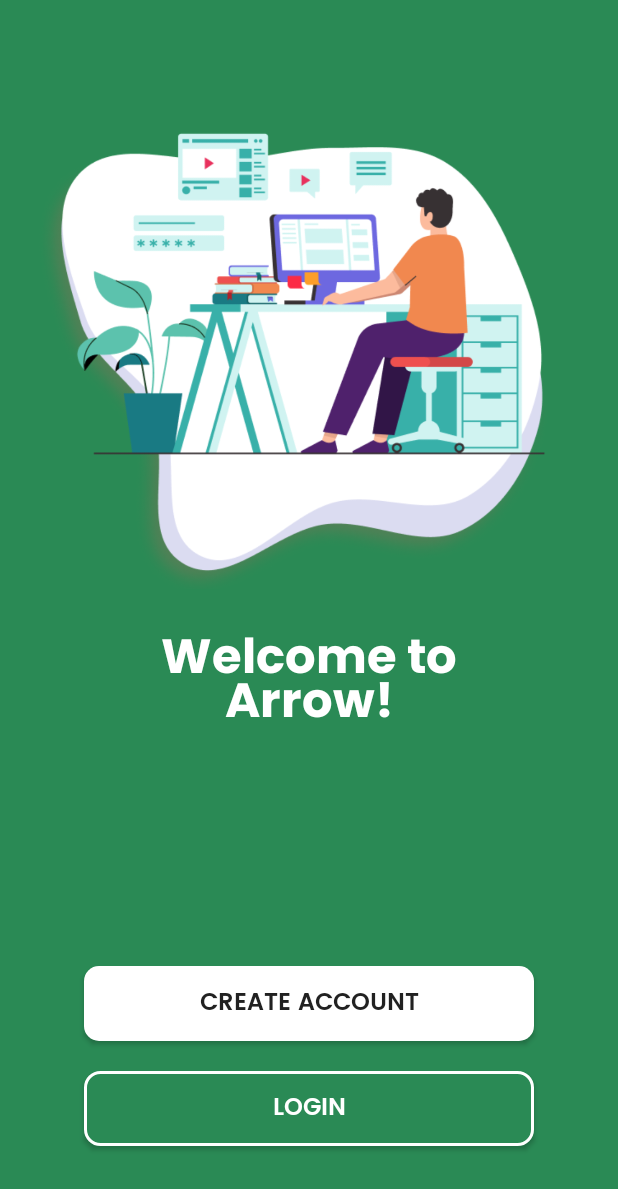
After one commit to camarillobryanb/Arrow_MOBDEVE, an Android app: the LoginActivity screen opened directly, with no data from a screen before it, on a phone screen of 412 x 824 dp. The commit adds this screen. Shown: the top 1189 px of the screen. Run offline under Robolectric (Android 15) with nearby library versions, the phone set to English and light mode, and no system bars.

Commit message:
login view

```diff
--- a/app/src/main/AndroidManifest.xml
+++ b/app/src/main/AndroidManifest.xml
@@ -9,6 +9,7 @@
         android:roundIcon="@mipmap/ic_launcher_round"
         android:supportsRtl="true"
         android:theme="@style/Theme.Arrow">
+        <activity android:name=".LoginActivity"></activity>
         <activity android:name=".MainActivity">
             <intent-filter>
                 <action android:name="android.intent.action.MAIN" />
@@ -16,6 +17,7 @@
                 <category android:name="android.intent.category.LAUNCHER" />
             </intent-filter>
         </activity>
+
         <meta-data
             android:name="preloaded_fonts"
             android:resource="@array/preloaded_fonts" />
--- /dev/null
+++ b/app/src/main/java/com/example/arrow/LoginActivity.java
@@ -0,0 +1,14 @@
+package com.example.arrow;
+
+import androidx.appcompat.app.AppCompatActivity;
+
+import android.os.Bundle;
+
+public class LoginActivity extends AppCompatActivity {
+
+    @Override
+    protected void onCreate(Bundle savedInstanceState) {
+        super.onCreate(savedInstanceState);
+        setContentView(R.layout.activity_login);
+    }
+}
--- a/app/src/main/java/com/example/arrow/MainActivity.java
+++ b/app/src/main/java/com/example/arrow/MainActivity.java
@@ -20,6 +20,6 @@ public class MainActivity extends AppCompatActivity {
 
     private void initComponents() {
         this.tvContinue = findViewById(R.id.btn_continue);
-        this.tvContinue.setOnClickListener(v -> setContentView(R.layout.activity_main2));
+
     }
 }
--- /dev/null
+++ b/app/src/main/res/drawable/createaccount_button.xml
@@ -0,0 +1,6 @@
+<?xml version="1.0" encoding="utf-8"?>
+<shape xmlns:android="http://schemas.android.com/apk/res/android">
+    android:shape="rectangle">
+    <solid android:color="@color/white"/>
+    <corners android:radius="10dp"/>
+</shape>
--- /dev/null
+++ b/app/src/main/res/drawable/login_button.xml
@@ -0,0 +1,7 @@
+<?xml version="1.0" encoding="utf-8"?>
+<shape xmlns:android="http://schemas.android.com/apk/res/android"
+    android:shape="rectangle">
+    <solid android:color="@color/green"/>
+    <stroke android:width="2dp" android:color="@color/white"/>
+    <corners android:radius="10dp"/>
+</shape>
--- /dev/null
+++ b/app/src/main/res/font/poppins_bold.xml
@@ -0,0 +1,7 @@
+<?xml version="1.0" encoding="utf-8"?>
+<font-family xmlns:app="http://schemas.android.com/apk/res-auto"
+        app:fontProviderAuthority="com.google.android.gms.fonts"
+        app:fontProviderPackage="com.google.android.gms"
+        app:fontProviderQuery="name=Poppins&amp;weight=700"
+        app:fontProviderCerts="@array/com_google_android_gms_fonts_certs">
+</font-family>
--- /dev/null
+++ b/app/src/main/res/layout/activity_login.xml
@@ -0,0 +1,65 @@
+<?xml version="1.0" encoding="utf-8"?>
+<androidx.constraintlayout.widget.ConstraintLayout xmlns:android="http://schemas.android.com/apk/res/android"
+    xmlns:app="http://schemas.android.com/apk/res-auto"
+    xmlns:tools="http://schemas.android.com/tools"
+    android:layout_width="match_parent"
+    android:layout_height="match_parent"
+    android:background="@color/green"
+    tools:context=".LoginActivity">
+
+    <ImageView
+        android:id="@+id/imageView"
+        android:layout_width="wrap_content"
+        android:layout_height="wrap_content"
+        android:layout_marginTop="80dp"
+        android:adjustViewBounds="true"
+        app:layout_constraintEnd_toEndOf="parent"
+        app:layout_constraintHorizontal_bias="0.0"
+        app:layout_constraintStart_toStartOf="parent"
+        app:layout_constraintTop_toTopOf="parent"
+        app:srcCompat="@drawable/login" />
+
+    <TextView
+        android:id="@+id/textView"
+        android:layout_width="wrap_content"
+        android:layout_height="wrap_content"
+        android:layout_marginTop="20dp"
+        android:fontFamily="@font/poppins_bold"
+        android:text="Welcome to\nArrow!"
+        android:textAlignment="center"
+        android:textColor="#FFFFFF"
+        android:textSize="32sp"
+        android:letterSpacing="-0.0"
+        android:lineSpacingExtra="-15dp"
+        app:layout_constraintEnd_toEndOf="parent"
+        app:layout_constraintStart_toStartOf="parent"
+        app:layout_constraintTop_toBottomOf="@+id/imageView" />
+
+    <Button
+        android:id="@+id/button"
+        android:layout_width="300dp"
+        android:layout_height="50dp"
+        android:layout_marginBottom="20dp"
+        android:background="@drawable/createaccount_button"
+        android:fontFamily="@font/poppins_semibold"
+        android:text="Create Account"
+        android:textSize="16sp"
+        app:layout_constraintBottom_toTopOf="@+id/button2"
+        app:layout_constraintEnd_toEndOf="parent"
+        app:layout_constraintStart_toStartOf="parent" />
+
+    <Button
+        android:id="@+id/button2"
+        android:layout_width="300dp"
+        android:layout_height="50dp"
+        android:layout_marginBottom="60dp"
+        android:background="@drawable/login_button"
+        android:fontFamily="@font/poppins_semibold"
+        android:text="LOGIN"
+        android:textColor="#FFFFFF"
+        android:textSize="16sp"
+        app:layout_constraintBottom_toBottomOf="parent"
+        app:layout_constraintEnd_toEndOf="parent"
+        app:layout_constraintHorizontal_bias="0.498"
+        app:layout_constraintStart_toStartOf="parent" />
+</androidx.constraintlayout.widget.ConstraintLayout>
--- a/app/src/main/res/values/preloaded_fonts.xml
+++ b/app/src/main/res/values/preloaded_fonts.xml
@@ -2,5 +2,6 @@
 <resources>
     <array name="preloaded_fonts" translatable="false">
         <item>@font/poppins</item>
+        <item>@font/poppins_bold</item>
     </array>
 </resources>
```
Also changed, not shown: app/src/main/res/drawable/login.png (added).
